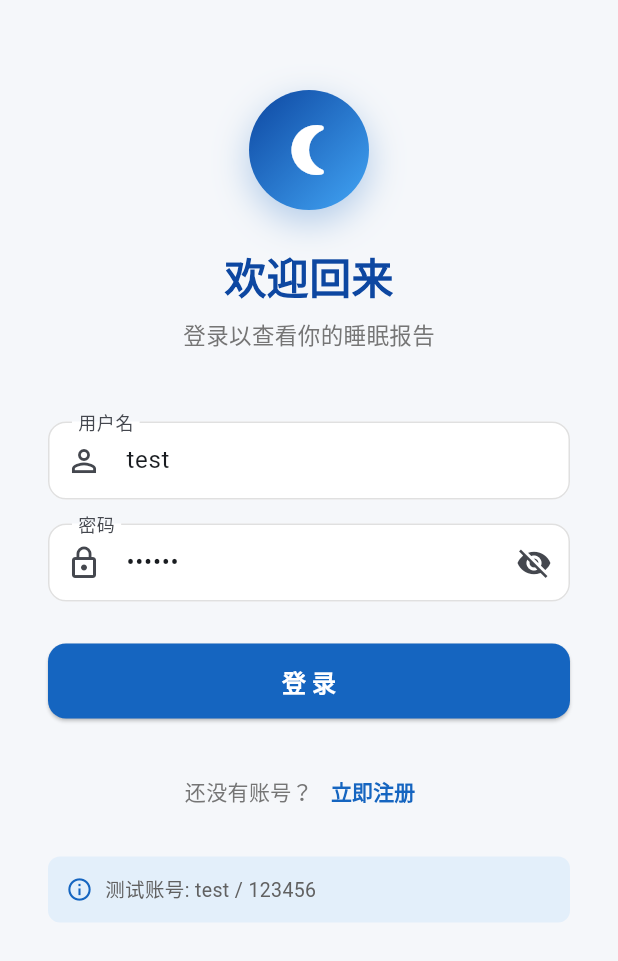
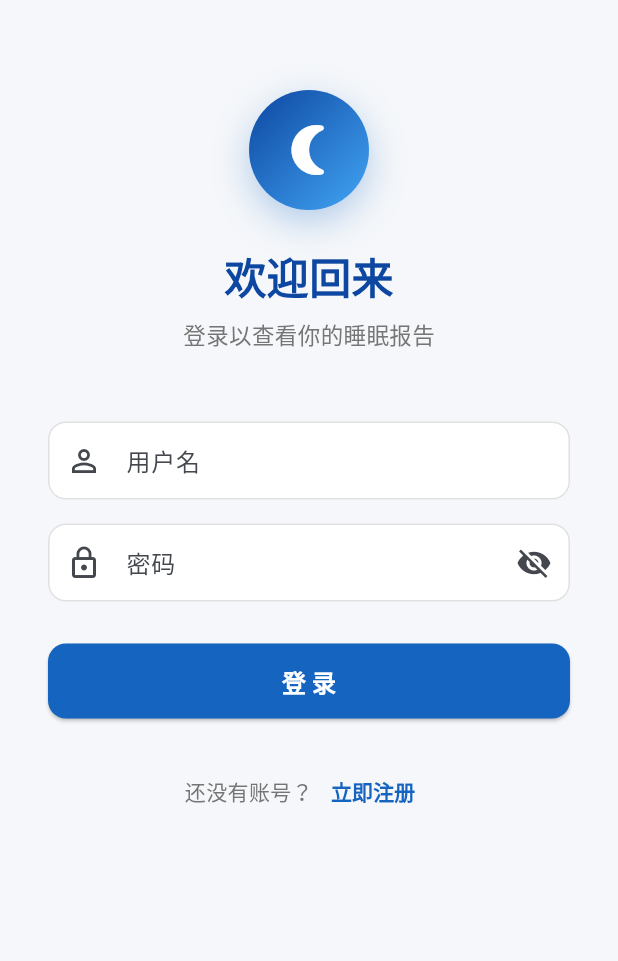
Before and after one commit to Vollcanoo/sound_sleep, a Flutter app: the screen it shows after launch, on a phone screen of 412 x 824 dp. Shown: the top 961 px of the screen. Run offline on Flutter 3.47's test engine with Material 3 defaults, Android fonts, the phone set to English and light mode, and no system bars; our stand-ins replace fl_chart, flutter_blue_plus, go_router; accounts and stored records are empty.

Commit message:
删除前端界面不必要的备注信息
- 移除登录页底部测试账号提示 (test/123456)
- 移除登录表单预填的测试账号密码
- 移除报告列表页顶部的说明卡片

```diff
--- a/lib/screens/auth/login_screen.dart
+++ b/lib/screens/auth/login_screen.dart
@@ -13,8 +13,8 @@ class LoginScreen extends StatefulWidget {
 
 class _LoginScreenState extends State<LoginScreen> {
   final _formKey = GlobalKey<FormState>();
-  final _usernameController = TextEditingController(text: 'test');
-  final _passwordController = TextEditingController(text: '123456');
+  final _usernameController = TextEditingController();
+  final _passwordController = TextEditingController();
   bool _obscurePassword = true;
 
   @override
@@ -166,30 +166,6 @@ class _LoginScreenState extends State<LoginScreen> {
                     ),
                   ],
                 ),
-                const SizedBox(height: 20),
-                // Hint
-                Container(
-                  padding: const EdgeInsets.all(12),
-                  decoration: BoxDecoration(
-                    color: AppTheme.lightBlue.withValues(alpha: 0.1),
-                    borderRadius: BorderRadius.circular(8),
-                  ),
-                  child: Row(
-                    children: [
-                      Icon(Icons.info_outline, size: 18, color: AppTheme.primaryBlue),
-                      const SizedBox(width: 8),
-                      Expanded(
-                        child: Text(
-                          '测试账号: test / 123456',
-                          style: TextStyle(
-                            fontSize: 13,
-                            color: Colors.grey.shade700,
-                          ),
-                        ),
-                      ),
-                    ],
-                  ),
-                ),
               ],
             ),
           ),
```
Also changed, not shown: lib/screens/report/report_list_screen.dart (+0 -28 lines).
